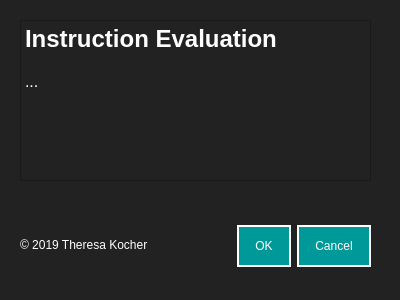
Above: design/dialog_instructionEvaluation.ui from resa89/pridentifier before the change. Below: the same form after it.
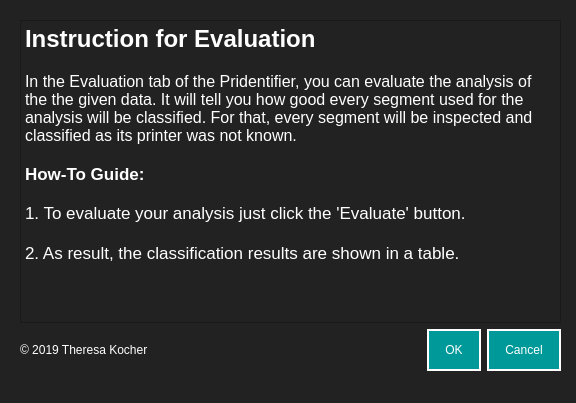
That is the form after the change.

Commit message: devel: Edit all dialogs for correct descriptions

```diff
--- a/design/dialog_instructionEvaluation.ui
+++ b/design/dialog_instructionEvaluation.ui
@@ -6,8 +6,8 @@
    <rect>
     <x>0</x>
     <y>0</y>
-    <width>400</width>
-    <height>300</height>
+    <width>576</width>
+    <height>403</height>
    </rect>
   </property>
   <property name="windowTitle">
@@ -17,17 +17,69 @@
    <string notr="true">background-color: #222222;
 </string>
   </property>
-  <widget class="QDialogButtonBox" name="buttonBox">
+  <widget class="QWidget" name="verticalLayoutWidget">
    <property name="geometry">
     <rect>
-     <x>30</x>
-     <y>221</y>
-     <width>341</width>
-     <height>51</height>
+     <x>20</x>
+     <y>20</y>
+     <width>541</width>
+     <height>351</height>
     </rect>
    </property>
-   <property name="styleSheet">
-    <string notr="true">QPushButton {
+   <layout class="QVBoxLayout" name="verticalLayout">
+    <item>
+     <layout class="QHBoxLayout" name="horizontalLayout">
+      <item>
+       <layout class="QHBoxLayout" name="horizontalLayout_2"/>
+      </item>
+     </layout>
+    </item>
+    <item>
+     <layout class="QHBoxLayout" name="horizontalLayout_4">
+      <item>
+       <widget class="QTextBrowser" name="textBrowser">
+        <property name="styleSheet">
+         <string notr="true">color: #fff;
+font: 12pt &quot;Helvetica&quot;;
+</string>
+        </property>
+        <property name="html">
+         <string>&lt;!DOCTYPE HTML PUBLIC &quot;-//W3C//DTD HTML 4.0//EN&quot; &quot;http://www.w3.org/TR/REC-html40/strict.dtd&quot;&gt;
+&lt;html&gt;&lt;head&gt;&lt;meta name=&quot;qrichtext&quot; content=&quot;1&quot; /&gt;&lt;style type=&quot;text/css&quot;&gt;
+p, li { white-space: pre-wrap; }
+&lt;/style&gt;&lt;/head&gt;&lt;body style=&quot; font-family:'Helvetica'; font-size:12pt; font-weight:400; font-style:normal;&quot;&gt;
+&lt;p style=&quot; margin-top:0px; margin-bottom:0px; margin-left:0px; margin-right:0px; -qt-block-indent:0; text-indent:0px;&quot;&gt;&lt;span style=&quot; font-size:18pt; font-weight:600;&quot;&gt;Instruction for Evaluation&lt;/span&gt;&lt;/p&gt;
+&lt;p style=&quot;-qt-paragraph-type:empty; margin-top:0px; margin-bottom:0px; margin-left:0px; margin-right:0px; -qt-block-indent:0; text-indent:0px;&quot;&gt;&lt;br /&gt;&lt;/p&gt;
+&lt;p style=&quot; margin-top:0px; margin-bottom:0px; margin-left:0px; margin-right:0px; -qt-block-indent:0; text-indent:0px;&quot;&gt;In the Evaluation tab of the Pridentifier, you can evaluate the analysis of the the given data. It will tell you how good every segment used for the analysis will be classified. For that, every segment will be inspected and classified as its printer was not known.&lt;/p&gt;
+&lt;p style=&quot;-qt-paragraph-type:empty; margin-top:0px; margin-bottom:0px; margin-left:0px; margin-right:0px; -qt-block-indent:0; text-indent:0px;&quot;&gt;&lt;br /&gt;&lt;/p&gt;
+&lt;p style=&quot; margin-top:0px; margin-bottom:0px; margin-left:0px; margin-right:0px; -qt-block-indent:0; text-indent:0px;&quot;&gt;&lt;span style=&quot; font-family:'.SF NS Text'; font-size:13pt; font-weight:600;&quot;&gt;How-To Guide:&lt;/span&gt;&lt;/p&gt;
+&lt;p style=&quot;-qt-paragraph-type:empty; margin-top:0px; margin-bottom:0px; margin-left:0px; margin-right:0px; -qt-block-indent:0; text-indent:0px;&quot;&gt;&lt;br /&gt;&lt;/p&gt;
+&lt;p style=&quot; margin-top:0px; margin-bottom:0px; margin-left:0px; margin-right:0px; -qt-block-indent:0; text-indent:0px;&quot;&gt;&lt;span style=&quot; font-family:'.SF NS Text'; font-size:13pt;&quot;&gt;1. To evaluate your analysis just click the 'Evaluate' button.&lt;/span&gt;&lt;/p&gt;
+&lt;p style=&quot;-qt-paragraph-type:empty; margin-top:0px; margin-bottom:0px; margin-left:0px; margin-right:0px; -qt-block-indent:0; text-indent:0px; font-family:'.SF NS Text'; font-size:13pt;&quot;&gt;&lt;br /&gt;&lt;/p&gt;
+&lt;p style=&quot; margin-top:0px; margin-bottom:0px; margin-left:0px; margin-right:0px; -qt-block-indent:0; text-indent:0px;&quot;&gt;&lt;span style=&quot; font-family:'.SF NS Text'; font-size:13pt;&quot;&gt;2. As result, the classification results are shown in a table. &lt;/span&gt;&lt;/p&gt;&lt;/body&gt;&lt;/html&gt;</string>
+        </property>
+       </widget>
+      </item>
+     </layout>
+    </item>
+    <item>
+     <layout class="QHBoxLayout" name="horizontalLayout_3">
+      <item>
+       <widget class="QLabel" name="label">
+        <property name="styleSheet">
+         <string notr="true">color: #fff;
+font: 12pt &quot;Helvetica&quot;;
+</string>
+        </property>
+        <property name="text">
+         <string>© 2019 Theresa Kocher</string>
+        </property>
+       </widget>
+      </item>
+      <item>
+       <widget class="QDialogButtonBox" name="buttonBox">
+        <property name="styleSheet">
+         <string notr="true">QPushButton {
 background-color: #009999;
 padding: 12px 16px;
 border: 2px solid #fff;
@@ -37,55 +89,18 @@
 QPushButton:hover {
 	background-color: #75bdc3;
 }</string>
-   </property>
-   <property name="orientation">
-    <enum>Qt::Horizontal</enum>
-   </property>
-   <property name="standardButtons">
-    <set>QDialogButtonBox::Cancel|QDialogButtonBox::Ok</set>
-   </property>
-  </widget>
-  <widget class="QLabel" name="label">
-   <property name="geometry">
-    <rect>
-     <x>20</x>
-     <y>220</y>
-     <width>131</width>
-     <height>50</height>
-    </rect>
-   </property>
-   <property name="styleSheet">
-    <string notr="true">color: #fff;
-font: 12pt &quot;Helvetica&quot;;
-</string>
-   </property>
-   <property name="text">
-    <string>© 2019 Theresa Kocher</string>
-   </property>
-  </widget>
-  <widget class="QTextBrowser" name="textBrowser">
-   <property name="geometry">
-    <rect>
-     <x>20</x>
-     <y>20</y>
-     <width>351</width>
-     <height>161</height>
-    </rect>
-   </property>
-   <property name="styleSheet">
-    <string notr="true">color: #fff;
-font: 12pt &quot;Helvetica&quot;;
-</string>
-   </property>
-   <property name="html">
-    <string>&lt;!DOCTYPE HTML PUBLIC &quot;-//W3C//DTD HTML 4.0//EN&quot; &quot;http://www.w3.org/TR/REC-html40/strict.dtd&quot;&gt;
-&lt;html&gt;&lt;head&gt;&lt;meta name=&quot;qrichtext&quot; content=&quot;1&quot; /&gt;&lt;style type=&quot;text/css&quot;&gt;
-p, li { white-space: pre-wrap; }
-&lt;/style&gt;&lt;/head&gt;&lt;body style=&quot; font-family:'Helvetica'; font-size:12pt; font-weight:400; font-style:normal;&quot;&gt;
-&lt;p style=&quot; margin-top:0px; margin-bottom:0px; margin-left:0px; margin-right:0px; -qt-block-indent:0; text-indent:0px;&quot;&gt;&lt;span style=&quot; font-size:18pt; font-weight:600;&quot;&gt;Instruction Evaluation&lt;/span&gt;&lt;/p&gt;
-&lt;p style=&quot;-qt-paragraph-type:empty; margin-top:0px; margin-bottom:0px; margin-left:0px; margin-right:0px; -qt-block-indent:0; text-indent:0px;&quot;&gt;&lt;br /&gt;&lt;/p&gt;
-&lt;p style=&quot; margin-top:0px; margin-bottom:0px; margin-left:0px; margin-right:0px; -qt-block-indent:0; text-indent:0px;&quot;&gt;...&lt;/p&gt;&lt;/body&gt;&lt;/html&gt;</string>
-   </property>
+        </property>
+        <property name="orientation">
+         <enum>Qt::Horizontal</enum>
+        </property>
+        <property name="standardButtons">
+         <set>QDialogButtonBox::Cancel|QDialogButtonBox::Ok</set>
+        </property>
+       </widget>
+      </item>
+     </layout>
+    </item>
+   </layout>
   </widget>
  </widget>
  <resources/>
```
Left out of the diff: 22 changed lines with no effect on the pictures. The commit also changes 17 other files.
